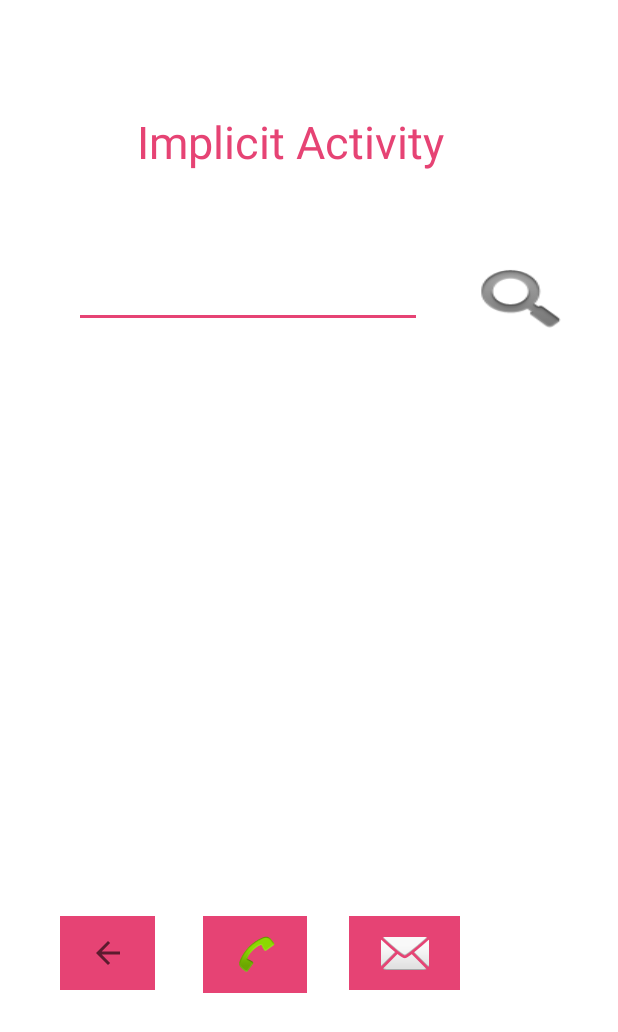
After one commit to zeyadsharo/exam2, an Android app: the layout activity_intentactivity.xml on its own in the app's theme, with its tools: preview values and no code run, on a phone screen of 412 x 824 dp. The commit adds this screen. Shown: the top 1032 px of the screen. Run offline under Robolectric (Android 15) with nearby library versions, the phone set to English and light mode, and no system bars.

Commit message:
add implicit section

```diff
--- a/app/src/main/AndroidManifest.xml
+++ b/app/src/main/AndroidManifest.xml
@@ -9,7 +9,8 @@
         android:roundIcon="@mipmap/ic_launcher_round"
         android:supportsRtl="true"
         android:theme="@style/AppTheme">
-        <activity android:name=".testb"></activity>
+        <activity android:name=".intentactivity"></activity>
+        <activity android:name=".testb" />
         <activity android:name=".exercise7" />
         <activity android:name=".exercise6" />
         <activity android:name=".Exercise5" />
--- a/app/src/main/java/com/example/exam2/MainActivity.java
+++ b/app/src/main/java/com/example/exam2/MainActivity.java
@@ -10,7 +10,7 @@ import android.widget.Button;
 import android.widget.Toast;
 
 public class MainActivity extends AppCompatActivity {
-   Button exercise3,exercise5 ,exercise6,exercise7,testb;
+   Button exercise3,exercise5 ,exercise6,exercise7,testb,intenta;
    Intent intent;
     @Override
     protected void onCreate(Bundle savedInstanceState) {
@@ -20,6 +20,7 @@ public class MainActivity extends AppCompatActivity {
         exercise5=findViewById( R.id.exercise5 );
         exercise6=findViewById( R.id.exercise6 );
         exercise7=findViewById( R.id.exercise7 );
+        intenta=findViewById( R.id.intenta );
         testb=findViewById( R.id.testb );
 
         exercise3.setOnClickListener( new View.OnClickListener() {
@@ -58,6 +59,13 @@ public class MainActivity extends AppCompatActivity {
                 startActivity( intent );
             }
         } );
+        intenta.setOnClickListener( new View.OnClickListener() {
+            @Override
+            public void onClick(View v) {
+                intent=new Intent(MainActivity.this,intentactivity.class);
+                startActivity( intent );
+            }
+        } );
     }
     @Override
     protected void onActivityResult(int requestCode, int resultCode, Intent data) {
--- /dev/null
+++ b/app/src/main/res/layout/activity_intentactivity.xml
@@ -0,0 +1,88 @@
+<?xml version="1.0" encoding="utf-8"?>
+<androidx.constraintlayout.widget.ConstraintLayout xmlns:android="http://schemas.android.com/apk/res/android"
+    xmlns:app="http://schemas.android.com/apk/res-auto"
+    xmlns:tools="http://schemas.android.com/tools"
+    android:layout_width="match_parent"
+    android:layout_height="match_parent"
+    android:background="@android:color/background_light"
+    tools:context=".intentactivity">
+
+    <TextView
+        android:id="@+id/textView8"
+        android:layout_width="229dp"
+        android:layout_height="51dp"
+        android:layout_marginStart="103dp"
+        android:layout_marginLeft="103dp"
+        android:layout_marginTop="74dp"
+        android:layout_marginEnd="103dp"
+        android:layout_marginRight="103dp"
+        android:text="Implicit Activity"
+        android:textColor="@color/colorAccent"
+        android:textSize="30sp"
+        app:layout_constraintEnd_toEndOf="parent"
+        app:layout_constraintStart_toStartOf="parent"
+        app:layout_constraintTop_toTopOf="parent" />
+
+    <EditText
+        android:id="@+id/textsearch"
+        android:layout_width="232dp"
+        android:layout_height="45dp"
+        android:layout_marginStart="39dp"
+        android:layout_marginLeft="39dp"
+        android:layout_marginTop="48dp"
+        android:layout_marginEnd="20dp"
+        android:layout_marginRight="20dp"
+        android:ems="10"
+        android:inputType="textPersonName"
+        app:layout_constraintEnd_toStartOf="@+id/search"
+        app:layout_constraintStart_toStartOf="parent"
+        app:layout_constraintTop_toBottomOf="@+id/textView8" />
+
+    <Button
+        android:id="@+id/search"
+        android:layout_width="73dp"
+        android:layout_height="53dp"
+        android:layout_marginTop="48dp"
+        android:layout_marginEnd="28dp"
+        android:layout_marginRight="28dp"
+        android:background="@android:drawable/ic_search_category_default"
+        app:layout_constraintEnd_toEndOf="parent"
+        app:layout_constraintTop_toBottomOf="@+id/textView8" />
+
+    <ImageButton
+        android:id="@+id/call"
+        android:layout_width="69dp"
+        android:layout_height="51dp"
+        android:layout_marginStart="32dp"
+        android:layout_marginLeft="32dp"
+        android:layout_marginTop="392dp"
+        android:background="@color/colorAccent"
+        app:layout_constraintStart_toEndOf="@+id/home"
+        app:layout_constraintTop_toBottomOf="@+id/textsearch"
+        app:srcCompat="@android:drawable/sym_action_call" />
+
+    <ImageButton
+        android:id="@+id/sms"
+        android:layout_width="74dp"
+        android:layout_height="49dp"
+        android:layout_marginStart="28dp"
+        android:layout_marginLeft="28dp"
+        android:layout_marginTop="384dp"
+        android:background="@color/colorAccent"
+        app:layout_constraintStart_toEndOf="@+id/call"
+        app:layout_constraintTop_toBottomOf="@+id/search"
+        app:srcCompat="@android:drawable/ic_dialog_email" />
+
+    <ImageButton
+        android:id="@+id/home"
+        android:layout_width="63dp"
+        android:layout_height="49dp"
+        android:layout_marginStart="40dp"
+        android:layout_marginLeft="40dp"
+        android:layout_marginTop="392dp"
+        android:background="@color/colorAccent"
+        app:layout_constraintStart_toStartOf="parent"
+        app:layout_constraintTop_toBottomOf="@+id/textsearch"
+        app:srcCompat="?attr/homeAsUpIndicator" />
+
+</androidx.constraintlayout.widget.ConstraintLayout>
--- a/app/src/main/res/layout/activity_main.xml
+++ b/app/src/main/res/layout/activity_main.xml
@@ -59,14 +59,26 @@
         android:id="@+id/testb"
         android:layout_width="126dp"
         android:layout_height="35dp"
-        android:layout_marginStart="215dp"
-        android:layout_marginLeft="215dp"
+        android:layout_marginStart="46dp"
+        android:layout_marginLeft="46dp"
         android:layout_marginTop="32dp"
         android:background="@color/colorPrimary"
         android:bufferType="normal"
         android:capitalize="characters"
         android:clickable="false"
         android:text="test_B"
+        app:layout_constraintStart_toEndOf="@+id/intenta"
+        app:layout_constraintTop_toBottomOf="@+id/exercise7" />
+
+    <Button
+        android:id="@+id/intenta"
+        android:layout_width="134dp"
+        android:layout_height="34dp"
+        android:layout_marginStart="35dp"
+        android:layout_marginLeft="35dp"
+        android:layout_marginTop="32dp"
+        android:background="@color/colorPrimary"
+        android:text="intent"
         app:layout_constraintStart_toStartOf="parent"
-        app:layout_constraintTop_toBottomOf="@+id/exercise7" />
+        app:layout_constraintTop_toBottomOf="@+id/exercise6" />
 </androidx.constraintlayout.widget.ConstraintLayout>
--- a/app/src/main/res/values/colors.xml
+++ b/app/src/main/res/values/colors.xml
@@ -1,6 +1,6 @@
 <?xml version="1.0" encoding="utf-8"?>
 <resources>
-    <color name="colorPrimary">#8AC488</color>
+    <color name="colorPrimary">#C3FF9F</color>
     <color name="colorPrimaryDark">#00574B</color>
     <color name="colorAccent">#E64374</color>
 </resources>
```
